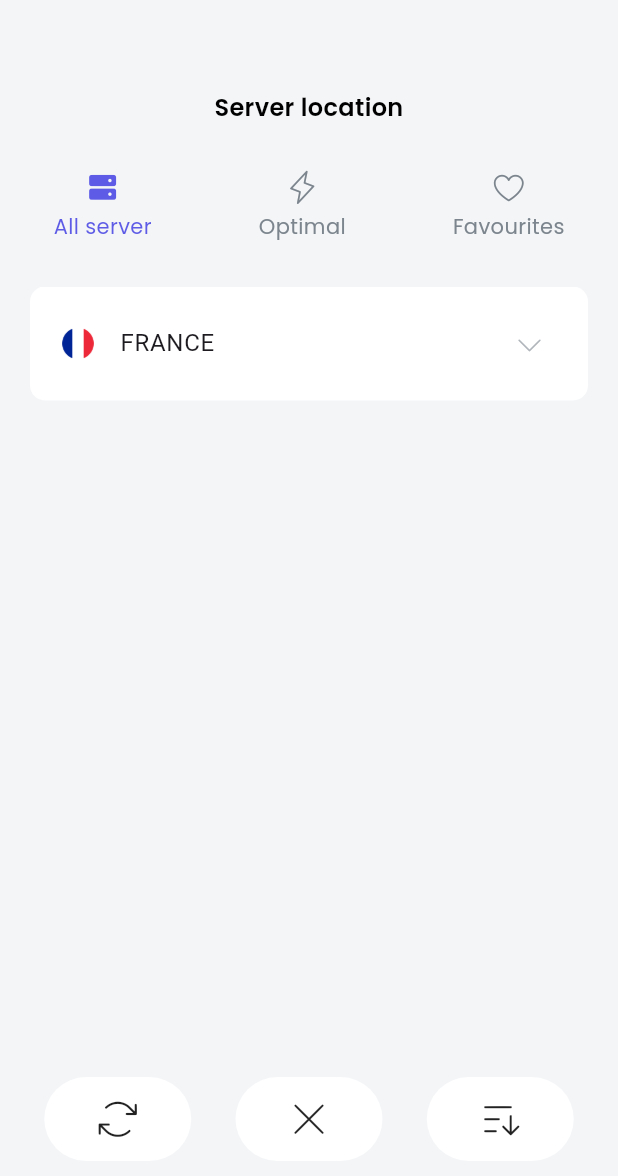
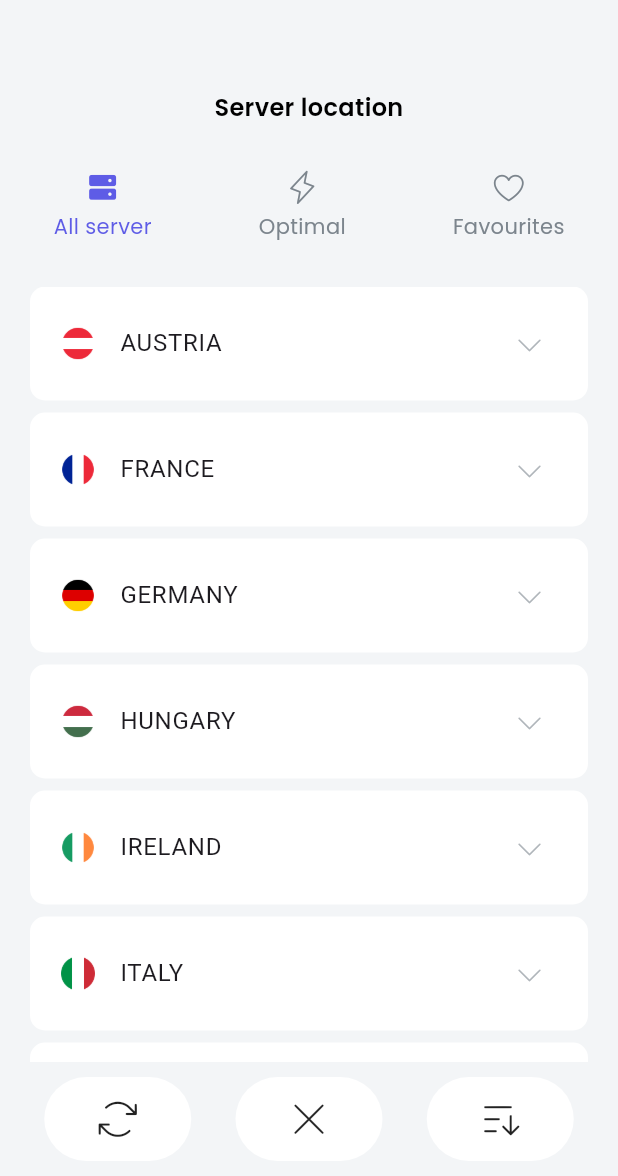
Before and after one commit to sanihaq/vpn_app_safety_surf, a Flutter app: the screen it shows after launch, item 2 of the bottom bar chosen, on a phone screen of 412 x 824 dp. Shown: the top 1176 px of the screen. Run offline on Flutter 3.47's test engine with Material 2 defaults, Android fonts, the phone set to English and light mode, and no system bars; missing offline and left inert: flutter_reactive_value, window_manager.

Commit message:
server location logic

```diff
--- a/lib/data/servers_list_data.dart
+++ b/lib/data/servers_list_data.dart
@@ -7,63 +7,63 @@ final serverLocationsList = <LocationModel>[
     country: "Austria",
     countryFlag: kFlagAustria,
     servers: [
-      ServerModel(name: "au-free#1", ip: "141.69.120.10", isPro: false, isFavourite: false),
-      ServerModel(name: "au-free#2", ip: "31.202.171.110", isPro: false, isFavourite: false),
-      ServerModel(name: "au-pro#1", ip: "103.168.204.239", isPro: false, isFavourite: false),
+      ServerModel(name: "au-free#1", ip: "141.69.120.10", isPro: false),
+      ServerModel(name: "au-free#2", ip: "31.202.171.110", isPro: false),
+      ServerModel(name: "au-pro#1", ip: "103.168.204.239", isPro: true),
     ],
   ),
   LocationModel(
     country: "France",
-    countryFlag: kFlagAustria,
+    countryFlag: kFlagFrance,
     servers: [
-      ServerModel(name: "fr-free#1", ip: "153.157.124.113", isPro: false, isFavourite: false),
-      ServerModel(name: "fr-free#2", ip: "125.225.114.92", isPro: false, isFavourite: false),
-      ServerModel(name: "fr-pro#1", ip: "136.169.12.129", isPro: false, isFavourite: false),
+      ServerModel(name: "fr-free#1", ip: "153.157.124.113", isPro: false),
+      ServerModel(name: "fr-free#2", ip: "125.225.114.92", isPro: false),
+      ServerModel(name: "fr-pro#1", ip: "136.169.12.129", isPro: true),
     ],
   ),
   LocationModel(
     country: "Germany",
-    countryFlag: kFlagAustria,
+    countryFlag: kFlagGermany,
     servers: [
-      ServerModel(name: "de-free#1", ip: "74.62.225.21", isPro: false, isFavourite: false),
-      ServerModel(name: "de-free#2", ip: "210.122.71.182", isPro: false, isFavourite: false),
-      ServerModel(name: "de-pro#1", ip: "84.165.53.104", isPro: false, isFavourite: false),
+      ServerModel(name: "de-free#1", ip: "74.62.225.21", isPro: false),
+      ServerModel(name: "de-free#2", ip: "210.122.71.182", isPro: false),
+      ServerModel(name: "de-pro#1", ip: "84.165.53.104", isPro: true),
     ],
   ),
   LocationModel(
     country: "Hungary",
-    countryFlag: kFlagAustria,
+    countryFlag: kFlagHungary,
     servers: [
-      ServerModel(name: "hu-free#1", ip: "137.124.157.69", isPro: false, isFavourite: false),
-      ServerModel(name: "hu-free#2", ip: "181.9.192.146", isPro: false, isFavourite: false),
-      ServerModel(name: "hu-pro#1", ip: "141.82.136.159", isPro: false, isFavourite: false),
+      ServerModel(name: "hu-free#1", ip: "137.124.157.69", isPro: false),
+      ServerModel(name: "hu-free#2", ip: "181.9.192.146", isPro: false),
+      ServerModel(name: "hu-pro#1", ip: "141.82.136.159", isPro: true),
     ],
   ),
   LocationModel(
     country: "Ireland",
-    countryFlag: kFlagAustria,
+    countryFlag: kFlagIreland,
     servers: [
-      ServerModel(name: "ie-free#1", ip: "164.44.147.73", isPro: false, isFavourite: false),
-      ServerModel(name: "ie-free#2", ip: "186.215.114.6", isPro: false, isFavourite: false),
-      ServerModel(name: "ie-pro#1", ip: "184.226.193.195", isPro: false, isFavourite: false),
+      ServerModel(name: "ie-free#1", ip: "164.44.147.73", isPro: false),
+      ServerModel(name: "ie-free#2", ip: "186.215.114.6", isPro: false),
+      ServerModel(name: "ie-pro#1", ip: "184.226.193.195", isPro: true),
     ],
   ),
   LocationModel(
     country: "Italy",
-    countryFlag: kFlagAustria,
+    countryFlag: kFlagItaly,
     servers: [
-      ServerModel(name: "it-free#1", ip: "96.134.133.187", isPro: false, isFavourite: false),
-      ServerModel(name: "it-free#2", ip: "115.49.12.47", isPro: false, isFavourite: false),
-      ServerModel(name: "it-pro#1", ip: "91.228.234.72", isPro: false, isFavourite: false),
+      ServerModel(name: "it-free#1", ip: "96.134.133.187", isPro: false),
+      ServerModel(name: "it-free#2", ip: "115.49.12.47", isPro: false),
+      ServerModel(name: "it-pro#1", ip: "91.228.234.72", isPro: true),
     ],
   ),
   LocationModel(
     country: "Luxembourg",
-    countryFlag: kFlagAustria,
+    countryFlag: kFlagLuxembourg,
     servers: [
-      ServerModel(name: "lx-free#1", ip: "5.149.112.247", isPro: false, isFavourite: false),
-      ServerModel(name: "lx-free#2", ip: "36.125.243.137", isPro: false, isFavourite: false),
-      ServerModel(name: "lx-pro#1", ip: "25.231.36.178", isPro: false, isFavourite: false),
+      ServerModel(name: "lx-free#1", ip: "5.149.112.247", isPro: false),
+      ServerModel(name: "lx-free#2", ip: "36.125.243.137", isPro: false),
+      ServerModel(name: "lx-pro#1", ip: "25.231.36.178", isPro: true),
     ],
   ),
 ];
--- a/lib/pages/servers_page.dart
+++ b/lib/pages/servers_page.dart
@@ -1,4 +1,11 @@
+import 'dart:async';
+
 import 'package:flutter/material.dart';
+import 'package:flutter_reactive_value/flutter_reactive_value.dart';
+import 'package:vpn_app/data/models/location_model.dart';
+import 'package:vpn_app/data/models/server_model.dart';
+import 'package:vpn_app/data/servers_list_data.dart';
+import 'package:vpn_app/states/notifier.dart';
 import 'package:vpn_app/theming/colors.dart';
 import 'package:vpn_app/utils/assets.dart';
 import 'package:vpn_app/widgets/bottom_button.dart';
@@ -7,6 +14,8 @@ import 'package:vpn_app/widgets/power_button.dart';
 
 import '../utils/app_icons.dart';
 import '../widgets/app_tab.dart';
+import '../widgets/server_expansion_tile.dart';
+import '../widgets/server_location_details.dart';
 
 class ServersPage extends StatefulWidget {
   const ServersPage({super.key});
@@ -17,6 +26,10 @@ class ServersPage extends StatefulWidget {
 
 class _ServersPageState extends State<ServersPage> with SingleTickerProviderStateMixin {
   late TabController tabController;
+
+  bool isSortReversed = false;
+
+  List<LocationModel> serverList = [...serverLocationsList];
 
   @override
   void initState() {
@@ -95,12 +108,19 @@ class _ServersPageState extends State<ServersPage> with SingleTickerProviderStat
                 padding: const EdgeInsets.symmetric(horizontal: 20.0, vertical: 10),
                 child: TabBarView(
                   controller: tabController,
-                  physics: NeverScrollableScrollPhysics(),
+                  physics: const NeverScrollableScrollPhysics(),
                   children: [
-                    Column(
-                      children: [
-                        LocationExpansoinTile(),
-                      ],
+                    SingleChildScrollView(
+                      child: Column(
+                        children: serverList
+                            .map(
+                              (e) => Padding(
+                                padding: const EdgeInsets.only(bottom: 8.0),
+                                child: LocationExpansoinTile(location: e),
+                              ),
+                            )
+                            .toList(),
+                      ),
                     ),
                     Column(
                       children: [
@@ -139,28 +159,51 @@ class _ServersPageState extends State<ServersPage> with SingleTickerProviderStat
                           ),
                         ),
                         SizedBox(height: 12),
-                        LocationExpansoinTile(),
+                        Expanded(
+                          child: SingleChildScrollView(
+                            child: Column(
+                              children: serverList
+                                  .map(
+                                    (e) => Padding(
+                                      padding: const EdgeInsets.only(bottom: 8.0),
+                                      child:
+                                          LocationExpansoinTile(location: e, showOnlyOptimal: true),
+                                    ),
+                                  )
+                                  .toList(),
+                            ),
+                          ),
+                        ),
                       ],
                     ),
-                    Column(
-                      children: [
-                        LocationExpansoinTile(),
-                      ],
+                    SingleChildScrollView(
+                      child: Column(
+                        children: serverList
+                            .where((e) => e.servers.any((el) => favouriteIPs.value.contains(el.ip)))
+                            .map(
+                              (e) => Padding(
+                                padding: const EdgeInsets.only(bottom: 8.0),
+                                child: LocationExpansoinTile(
+                                  location: e,
+                                  showOnlyFavourite: true,
+                                ),
+                              ),
+                            )
+                            .toList(),
+                      ),
                     ),
                   ],
                 ),
               ),
             ),
             Padding(
-              padding: EdgeInsets.only(bottom: 50.0),
+              padding: const EdgeInsets.only(bottom: 50.0),
               child: Row(
                 mainAxisAlignment: MainAxisAlignment.spaceEvenly,
                 children: [
                   BottomNavigationButton(
                     icon: AppIcons.arrowsclockwise,
-                    onTap: () {
-                      Navigator.of(context).pop();
-                    },
+                    onTap: () {},
                   ),
                   BottomNavigationButton(
                     icon: AppIcons.x,
@@ -169,9 +212,12 @@ class _ServersPageState extends State<ServersPage> with SingleTickerProviderStat
                     },
                   ),
                   BottomNavigationButton(
-                    icon: AppIcons.sortascending,
+                    icon: isSortReversed ? AppIcons.sortdescending : AppIcons.sortascending,
                     onTap: () {
-                      Navigator.of(context).pop();
+                      setState(() {
+                        isSortReversed = !isSortReversed;
+                        serverList = [...serverList.reversed];
+                      });
                     },
                   ),
                 ],
@@ -183,148 +229,3 @@ class _ServersPageState extends State<ServersPage> with SingleTickerProviderStat
     );
   }
 }
-
-class LocationExpansoinTile extends StatefulWidget {
-  const LocationExpansoinTile({
-    super.key,
-    this.isExpanded = false,
-  });
-
-  final bool isExpanded;
-
-  @override
-  State<LocationExpansoinTile> createState() => _LocationExpansoinTileState();
-}
-
-class _LocationExpansoinTileState extends State<LocationExpansoinTile> {
-  bool _isExpanded = false;
-
-  @override
-  void initState() {
-    super.initState();
-    _isExpanded = widget.isExpanded;
-  }
-
-  @override
-  Widget build(BuildContext context) {
-    return ExpansionTile(
-      initiallyExpanded: widget.isExpanded,
-      backgroundColor: AppColors.white,
-      collapsedBackgroundColor: AppColors.white,
-      shape: RoundedRectangleBorder(
-        borderRadius: BorderRadius.circular(10.0),
-      ),
-      collapsedShape: RoundedRectangleBorder(
-        borderRadius: BorderRadius.circular(10.0),
-      ),
-      title: Row(
-        children: [
-          Image.asset(
-            kFlagFrance,
-            width: 24,
-          ),
-          Padding(
-            padding: const EdgeInsets.only(left: 16.0),
-            child: Text("FRANCE"),
-          ),
-        ],
-      ),
-      trailing: Padding(
-        padding: const EdgeInsets.only(right: 8.0),
-        child: Icon(
-          _isExpanded ? AppIcons.caretup : AppIcons.caretdown,
-          size: 22,
-          color: AppColors.lightStateGray60,
-        ),
-      ),
-      onExpansionChanged: (value) {
-        setState(() {
-          _isExpanded = value;
-        });
-      },
-      tilePadding: const EdgeInsets.symmetric(horizontal: 20.0, vertical: 10.0),
-      childrenPadding: const EdgeInsets.only(top: 2.0),
-      children: [
-        ServerLocationDetails(),
-        ServerLocationDetails(),
-      ],
-    );
-  }
-}
-
-class ServerLocationDetails extends StatelessWidget {
-  const ServerLocationDetails({
-    super.key,
-  });
-
-  @override
-  Widget build(BuildContext context) {
-    return Column(
-      children: [
-        Divider(
-          color: AppColors.bg,
-          thickness: 2,
-          height: 0,
-          indent: 0,
-          endIndent: 0,
-        ),
-        Padding(
-          padding: const EdgeInsets.symmetric(horizontal: 16.0, vertical: 14.0),
-          child: Row(
-            mainAxisAlignment: MainAxisAlignment.spaceBetween,
-            children: [
-              Column(
-                crossAxisAlignment: CrossAxisAlignment.start,
-                children: [
-                  Row(
-                    children: [
-                      ConnectionHealthIndicator(),
-                      Padding(
-                        padding: const EdgeInsets.only(left: 16.0),
-                        child: Text(
-                          'LX-FREE#1',
-                          style: TextStyle(
-                            color: Colors.black,
-                            fontSize: 18,
-                            fontFamily: 'Antonio',
-                            fontWeight: FontWeight.w300,
-                            letterSpacing: 1,
-                          ),
-                        ),
-                      )
-                    ],
-                  ),
-                  Row(
-                    children: [
-                      SizedBox(
-                        width: 30,
-                        child: Icon(
-                          AppIcons.lightning_fill,
-                          size: 18,
-                          color: AppColors.indigo,
-                        ),
-                      ),
-                      Padding(
-                        padding: const EdgeInsets.only(left: 16.0),
-                        child: Text(
-                          'Ping: 67 ms',
-                          style: TextStyle(
-                            color: Color(0xFF7C858D),
-                            fontSize: 14,
-                            fontFamily: 'Poppins',
-                            fontWeight: FontWeight.w400,
-                          ),
-                        ),
-                      )
-                    ],
-                  ),
-                ],
-              ),
-              PowerButton()
-            ],
-          ),
-        ),
-      ],
-    );
-  }
-}
--- a/lib/states/notifier.dart
+++ b/lib/states/notifier.dart
@@ -1,3 +1,5 @@
 import 'package:flutter/material.dart';
 
 final connectionState = ValueNotifier<ConnectionState>(ConnectionState.none);
+
+final favouriteIPs = ValueNotifier<List<String>>(["5.149.112.247"]);
--- /dev/null
+++ b/lib/widgets/server_expansion_tile.dart
@@ -0,0 +1,87 @@
+import 'package:flutter/material.dart';
+import 'package:vpn_app/states/notifier.dart';
+
+import '../data/models/location_model.dart';
+import '../theming/colors.dart';
+import '../utils/app_icons.dart';
+import 'server_location_details.dart';
+
+class LocationExpansoinTile extends StatefulWidget {
+  const LocationExpansoinTile({
+    super.key,
+    required this.location,
+    this.isExpanded = false,
+    this.showOnlyOptimal = false,
+    this.showOnlyFavourite = false,
+  });
+
+  final LocationModel location;
+
+  final bool isExpanded;
+
+  final bool showOnlyOptimal;
+
+  final bool showOnlyFavourite;
+
+  @override
+  State<LocationExpansoinTile> createState() => _LocationExpansoinTileState();
+}
+
+class _LocationExpansoinTileState extends State<LocationExpansoinTile> {
+  bool _isExpanded = false;
+
+  @override
+  void initState() {
+    super.initState();
+    _isExpanded = widget.isExpanded;
+  }
+
+  @override
+  Widget build(BuildContext context) {
+    return ExpansionTile(
+      initiallyExpanded: widget.isExpanded,
+      backgroundColor: AppColors.white,
+      collapsedBackgroundColor: AppColors.white,
+      shape: RoundedRectangleBorder(
+        borderRadius: BorderRadius.circular(10.0),
+      ),
+      collapsedShape: RoundedRectangleBorder(
+        borderRadius: BorderRadius.circular(10.0),
+      ),
+      title: Row(
+        children: [
+          Image.asset(
+            widget.location.countryFlag,
+            width: 24,
+          ),
+          Padding(
+            padding: const EdgeInsets.only(left: 16.0),
+            child: Text(widget.location.country.toUpperCase()),
+          ),
+        ],
+      ),
+      trailing: Padding(
+        padding: const EdgeInsets.only(right: 8.0),
+        child: Icon(
+          _isExpanded ? AppIcons.caretup : AppIcons.caretdown,
+          size: 22,
+          color: AppColors.lightStateGray60,
+        ),
+      ),
+      onExpansionChanged: (value) {
+        setState(() {
+          _isExpanded = value;
+        });
+      },
+      tilePadding: const EdgeInsets.symmetric(horizontal: 20.0, vertical: 10.0),
+      childrenPadding: const EdgeInsets.only(top: 2.0),
+      children: widget.location.servers
+          .where((e) => widget.showOnlyFavourite ? favouriteIPs.value.contains(e.ip) : true)
+          .map((e) => ServerLocationDetails(
+                server: e,
+                showIfOptimal: widget.showOnlyOptimal,
+              ))
+          .toList(),
+    );
+  }
+}
```
Also changed, not shown: lib/data/models/server_model.dart (+13 -3 lines), lib/widgets/server_location_details.dart (added, +121 -0 lines).
